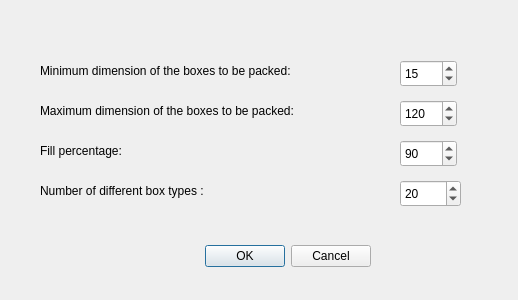
This is dialoggenerateproblem.ui in amsantosr/ContainerApp as Qt 5 draws it before an edit. The edited form follows.
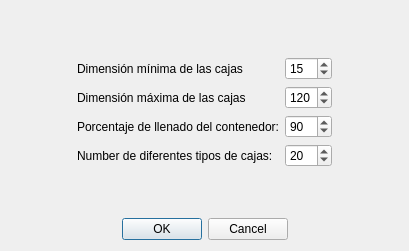
This is the edited form.

```diff
--- a/dialoggenerateproblem.ui
+++ b/dialoggenerateproblem.ui
@@ -6,93 +6,51 @@
    <rect>
     <x>0</x>
     <y>0</y>
-    <width>518</width>
-    <height>300</height>
+    <width>409</width>
+    <height>251</height>
    </rect>
   </property>
   <property name="windowTitle">
    <string>Generate instance test</string>
   </property>
-  <widget class="QDialogButtonBox" name="buttonBox">
-   <property name="geometry">
-    <rect>
-     <x>120</x>
-     <y>240</y>
-     <width>251</width>
-     <height>32</height>
-    </rect>
-   </property>
+  <layout class="QGridLayout" name="gridLayout_2">
+   <item row="0" column="1">
+    <spacer name="verticalSpacer_2">
+     <property name="orientation">
+      <enum>Qt::Vertical</enum>
+     </property>
+     <property name="sizeHint" stdset="0">
+      <size>
+       <width>20</width>
+       <height>27</height>
+      </size>
+     </property>
+    </spacer>
+   </item>
+   <item row="1" column="0">
+    <spacer name="horizontalSpacer">
    <property name="orientation">
     <enum>Qt::Horizontal</enum>
    </property>
-   <property name="standardButtons">
-    <set>QDialogButtonBox::Cancel|QDialogButtonBox::Ok</set>
-   </property>
-   <property name="centerButtons">
-    <bool>false</bool>
-   </property>
-  </widget>
+     <property name="sizeHint" stdset="0">
+      <size>
+       <width>24</width>
+       <height>20</height>
+      </size>
+     </property>
+    </spacer>
+   </item>
+   <item row="1" column="1">
+    <layout class="QGridLayout" name="gridLayout">
+     <item row="0" column="0">
   <widget class="QLabel" name="label">
-   <property name="geometry">
-    <rect>
-     <x>40</x>
-     <y>60</y>
-     <width>314</width>
-     <height>21</height>
-    </rect>
-   </property>
    <property name="text">
-    <string>Minimum dimension of the boxes to be packed:</string>
-   </property>
-  </widget>
-  <widget class="QLabel" name="label_2">
-   <property name="geometry">
-    <rect>
-     <x>40</x>
-     <y>100</y>
-     <width>318</width>
-     <height>21</height>
-    </rect>
-   </property>
-   <property name="text">
-    <string>Maximum dimension of the boxes to be packed:</string>
-   </property>
-  </widget>
-  <widget class="QLabel" name="label_3">
-   <property name="geometry">
-    <rect>
-     <x>40</x>
-     <y>140</y>
-     <width>104</width>
-     <height>21</height>
-    </rect>
-   </property>
-   <property name="text">
-    <string>Fill percentage:</string>
-   </property>
-  </widget>
-  <widget class="QLabel" name="label_4">
-   <property name="geometry">
-    <rect>
-     <x>40</x>
-     <y>180</y>
-     <width>213</width>
-     <height>21</height>
-    </rect>
-   </property>
-   <property name="text">
-    <string>Number of different box types :</string>
-   </property>
-  </widget>
+        <string>Dimensión mínima de las cajas</string>
+       </property>
+      </widget>
+     </item>
+     <item row="0" column="1">
   <widget class="QSpinBox" name="spinBoxMinimumDimension">
-   <property name="geometry">
-    <rect>
-     <x>400</x>
-     <y>60</y>
-     <width>57</width>
-     <height>27</height>
-    </rect>
-   </property>
    <property name="maximum">
     <number>200</number>
    </property>
@@ -100,15 +58,16 @@
     <number>15</number>
    </property>
   </widget>
+     </item>
+     <item row="1" column="0">
+      <widget class="QLabel" name="label_2">
+       <property name="text">
+        <string>Dimensión máxima de las cajas</string>
+       </property>
+      </widget>
+     </item>
+     <item row="1" column="1">
   <widget class="QSpinBox" name="spinBoxMaximumDimension">
-   <property name="geometry">
-    <rect>
-     <x>400</x>
-     <y>100</y>
-     <width>57</width>
-     <height>27</height>
-    </rect>
-   </property>
    <property name="maximum">
     <number>200</number>
    </property>
@@ -116,15 +75,16 @@
     <number>120</number>
    </property>
   </widget>
+     </item>
+     <item row="2" column="0">
+      <widget class="QLabel" name="label_3">
+       <property name="text">
+        <string>Porcentaje de llenado del contenedor:</string>
+       </property>
+      </widget>
+     </item>
+     <item row="2" column="1">
   <widget class="QSpinBox" name="spinBoxFillPercentage">
-   <property name="geometry">
-    <rect>
-     <x>400</x>
-     <y>140</y>
-     <width>57</width>
-     <height>27</height>
-    </rect>
-   </property>
    <property name="maximum">
     <number>100</number>
    </property>
@@ -132,19 +92,63 @@
     <number>90</number>
    </property>
   </widget>
+     </item>
+     <item row="3" column="0">
+      <widget class="QLabel" name="label_4">
+       <property name="text">
+        <string>Number de diferentes tipos de cajas:</string>
+       </property>
+      </widget>
+     </item>
+     <item row="3" column="1">
   <widget class="QSpinBox" name="spinBoxDifferentTypes">
-   <property name="geometry">
-    <rect>
-     <x>400</x>
-     <y>180</y>
-     <width>61</width>
-     <height>27</height>
-    </rect>
-   </property>
    <property name="value">
     <number>20</number>
    </property>
   </widget>
+     </item>
+    </layout>
+   </item>
+   <item row="1" column="2">
+    <spacer name="horizontalSpacer_2">
+     <property name="orientation">
+      <enum>Qt::Horizontal</enum>
+     </property>
+     <property name="sizeHint" stdset="0">
+      <size>
+       <width>25</width>
+       <height>20</height>
+      </size>
+     </property>
+    </spacer>
+   </item>
+   <item row="2" column="1">
+    <spacer name="verticalSpacer">
+     <property name="orientation">
+      <enum>Qt::Vertical</enum>
+     </property>
+     <property name="sizeHint" stdset="0">
+      <size>
+       <width>20</width>
+       <height>27</height>
+      </size>
+     </property>
+    </spacer>
+   </item>
+   <item row="3" column="1">
+    <widget class="QDialogButtonBox" name="buttonBox">
+     <property name="orientation">
+      <enum>Qt::Horizontal</enum>
+     </property>
+     <property name="standardButtons">
+      <set>QDialogButtonBox::Cancel|QDialogButtonBox::Ok</set>
+     </property>
+     <property name="centerButtons">
+      <bool>true</bool>
+     </property>
+    </widget>
+   </item>
+  </layout>
  </widget>
  <resources/>
  <connections>
```
Left out of the diff: 10 changed lines with no effect on the pictures. Lines whose indentation alone changed are shown as unchanged.
